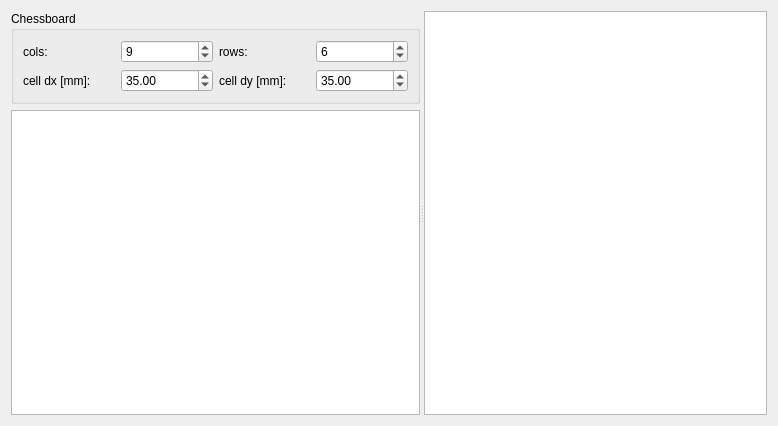
This is src/main_gui.ui in rock-gui/gui-qcam_calib as Qt 5 draws it before an edit. The edited form follows.
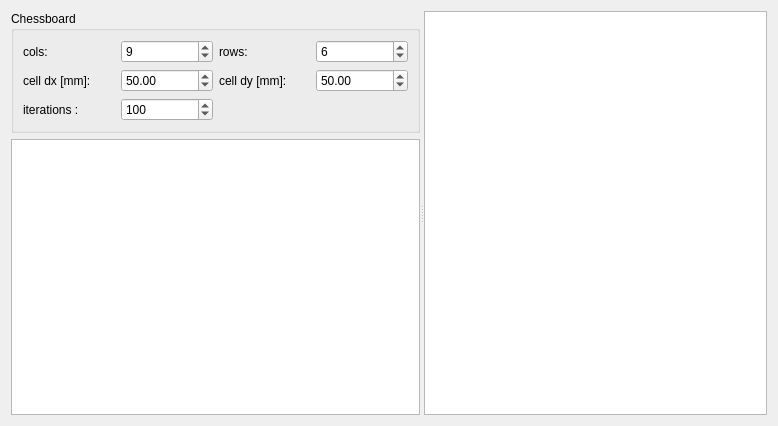
This is the edited form. Custom widgets are drawn as their Qt base class.

Commit message: feat: add iterations box to gui

Diff of the .ui file:
```diff
--- a/src/main_gui.ui
+++ b/src/main_gui.ui
@@ -58,7 +58,7 @@
              <double>999.990000000000009</double>
             </property>
             <property name="value">
-             <double>35.000000000000000</double>
+             <double>50.000000000000000</double>
             </property>
            </widget>
           </item>
@@ -88,7 +88,7 @@
              <double>999.990000000000009</double>
             </property>
             <property name="value">
-             <double>35.000000000000000</double>
+             <double>50.000000000000000</double>
             </property>
            </widget>
           </item>
@@ -153,8 +153,38 @@
             </property>
            </widget>
           </item>
-         </layout>
-        </widget>
+          <item row="3" column="1">
+            <widget class="QSpinBox" name="spinBoxIterations">
+             <property name="font">
+              <font>
+               <pointsize>9</pointsize>
+              </font>
+             </property>
+             <property name="minimum">
+              <number>30</number>
+             </property>
+             <property name="maximum">
+              <number>9999</number>
+             </property>
+             <property name="value">
+              <number>100</number>
+             </property>
+            </widget>
+           </item>
+           <item row="3" column="0">
+            <widget class="QLabel" name="label_5">
+             <property name="font">
+              <font>
+               <pointsize>9</pointsize>
+              </font>
+             </property>
+             <property name="text">
+              <string>iterations : </string>
+             </property>
+            </widget>
+           </item>
+          </layout>
+         </widget>
        </item>
        <item>
         <widget class="QTreeView" name="treeView">
```
The commit also changes 3 other files.
